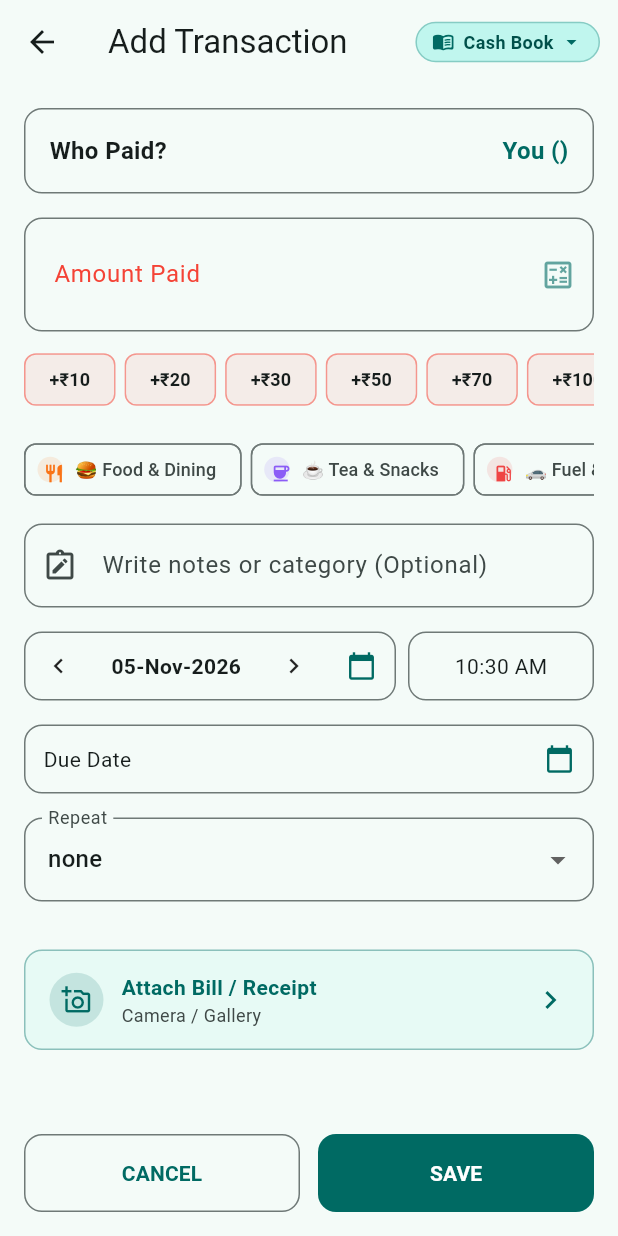
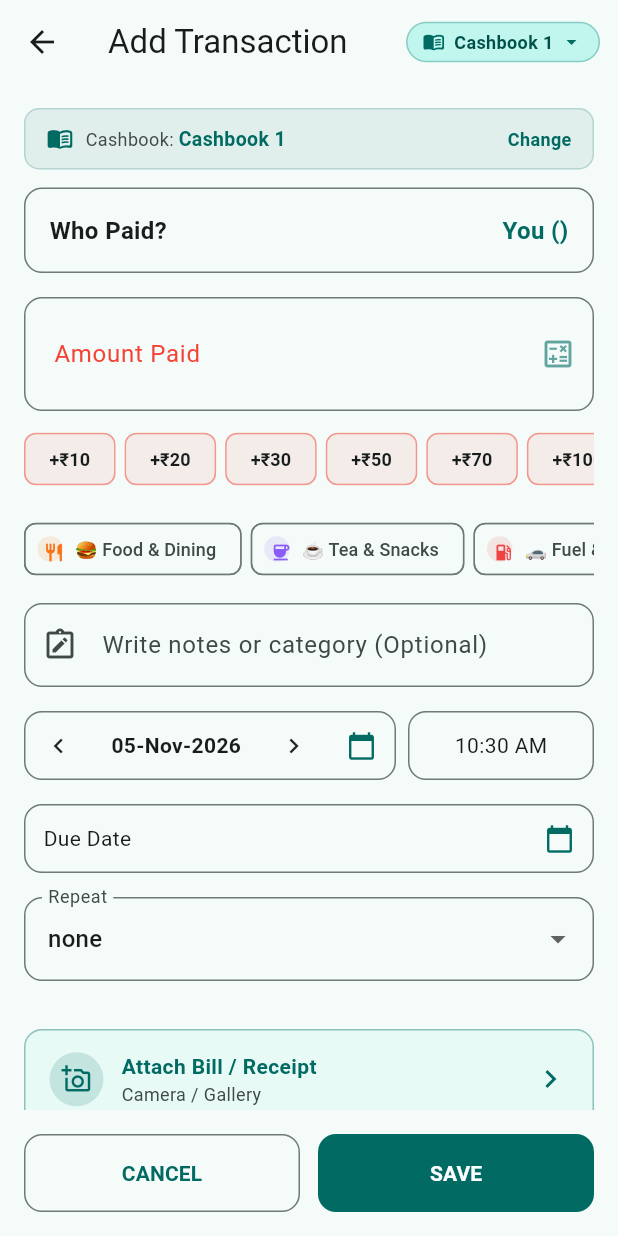
Before and after one commit to praveenkumars10/splitledger, a Flutter app: the AddTransactionPage screen opened directly, on a phone screen of 412 x 824 dp. Run offline on Flutter 3.47's test engine with Material 3 defaults, Android fonts, the phone set to English and light mode, and no system bars; our stand-ins replace cloud_firestore, firebase_auth, firebase_core, fl_chart, flutter_riverpod, google_sign_in and 4 more; accounts and stored records are empty.

Commit message:
feat: reset cashbooks to Cashbook 1, 2, 3, enforce strict cashbook isolation on entry, and add full reset option

```diff
--- a/lib/core/localization/app_strings.dart
+++ b/lib/core/localization/app_strings.dart
@@ -153,7 +153,8 @@ class AppStrings {
       'choose_gallery': 'Choose from Gallery',
       'receipt_attached': 'Receipt Attached',
       'booklet': 'Booklet / Cashbook',
-      'cash_book': 'Cash Book',
+      'cash_book': 'Cashbook 1',
+      'change': 'Change',
       'booklets': 'Cashbooks / Booklets',
       'active_booklet': 'Active Booklet',
       'switch_booklet': 'Switch Booklet',
@@ -479,7 +480,8 @@ class AppStrings {
       'choose_gallery': 'கேலரியில் இருந்து தேர்வு செய்',
       'receipt_attached': 'ரசீது இணைக்கப்பட்டது',
       'booklet': 'கையேடு / பணப் புத்தகம்',
-      'cash_book': 'கேஷ்புக்',
+      'cash_book': 'கேஷ்புக் 1',
+      'change': 'மாற்று',
       'booklets': 'கையேடுகள் / கணக்கு புத்தகங்கள்',
       'active_booklet': 'செயலில் உள்ள கையேடு',
       'switch_booklet': 'கையேட்டை மாற்று',
--- a/lib/features/booklet/widgets/booklet_selector_bar.dart
+++ b/lib/features/booklet/widgets/booklet_selector_bar.dart
@@ -544,7 +544,8 @@ class _CreateBookletDialogState extends ConsumerState<_CreateBookletDialog> {
   void initState() {
     super.initState();
     _startDate = DateTime.now();
-    _nameController.text = 'Cashbook - ${DateFormat('dd MMM').format(_startDate)}';
+    final booklets = ref.read(bookletsStreamProvider).asData?.value ?? [];
+    _nameController.text = 'Cashbook ${booklets.length + 1}';
   }
 
   @override
@@ -627,7 +628,9 @@ class _CreateBookletDialogState extends ConsumerState<_CreateBookletDialog> {
   Widget build(BuildContext context) {
     final language = ref.watch(languageControllerProvider);
 
-    final presets = ['Daily Cashbook', 'Trip', 'Project', 'Home Expense'];
+    final booklets = ref.watch(bookletsStreamProvider).asData?.value ?? [];
+    final nextNum = booklets.length + 1;
+    final presets = ['Cashbook $nextNum', 'Cashbook 1', 'Cashbook 2', 'Trip', 'Office'];
 
     return AlertDialog(
       shape: RoundedRectangleBorder(borderRadius: BorderRadius.circular(20)),
@@ -677,7 +680,11 @@ class _CreateBookletDialogState extends ConsumerState<_CreateBookletDialog> {
                   label: Text(p, style: const TextStyle(fontSize: 11)),
                   onPressed: () {
                     setState(() {
-                      _nameController.text = '$p - ${_dateFormat.format(_startDate)}';
+                      if (p.startsWith('Cashbook') || p == 'Office') {
+                        _nameController.text = p;
+                      } else {
+                        _nameController.text = '$p - ${_dateFormat.format(_startDate)}';
+                      }
                     });
                   },
                 );
--- a/lib/features/transactions/add_transaction_page.dart
+++ b/lib/features/transactions/add_transaction_page.dart
@@ -293,7 +293,9 @@ class _AddTransactionPageState extends ConsumerState<AddTransactionPage> {
         recurrence: _selectedRecurrence,
         recurrenceEndDate: _recurrenceEndDate,
         nextOccurrence: _selectedRecurrence == RecurrenceInterval.none ? null : TransactionModel.calculateNextOccurrence(_selectedDate, _selectedRecurrence),
-        bookletId: ref.read(activeBookletProvider)?.id ?? widget.transaction?.bookletId,
+        bookletId: ref.read(activeBookletProvider)?.id ??
+            ref.read(bookletsStreamProvider).asData?.value.firstOrNull?.id ??
+            widget.transaction?.bookletId,
       );
 
       if (_isEditing) {
@@ -317,6 +319,7 @@ class _AddTransactionPageState extends ConsumerState<AddTransactionPage> {
     final household = ref.watch(currentHouseholdProvider).asData?.value;
     final currentUser = ref.watch(authStateChangesProvider).asData?.value;
     final language = ref.watch(languageControllerProvider);
+    final activeBooklet = ref.watch(activeBookletProvider);
 
     if (!_initialized && household != null && currentUser != null) {
       _selectedUser = household.members.where((m) => m.uid == currentUser.uid).firstOrNull;
@@ -346,6 +349,49 @@ class _AddTransactionPageState extends ConsumerState<AddTransactionPage> {
               child: Column(
                 crossAxisAlignment: CrossAxisAlignment.stretch,
                 children: [
+                  // Cashbook Indicator
+                  Container(
+                    margin: const EdgeInsets.only(bottom: 12),
+                    padding: const EdgeInsets.symmetric(horizontal: 14, vertical: 10),
+                    decoration: BoxDecoration(
+                      color: Theme.of(context).colorScheme.primary.withValues(alpha: 0.08),
+                      borderRadius: BorderRadius.circular(10),
+                      border: Border.all(color: Theme.of(context).colorScheme.primary.withValues(alpha: 0.2)),
+                    ),
+                    child: Row(
+                      children: [
+                        Icon(Icons.menu_book_rounded, size: 18, color: Theme.of(context).colorScheme.primary),
+                        const SizedBox(width: 8),
+                        Text(
+                          'Cashbook: ',
+                          style: TextStyle(fontSize: 12, color: Theme.of(context).colorScheme.onSurfaceVariant),
+                        ),
+                        Expanded(
+                          child: Text(
+                            activeBooklet?.name ?? 'Cashbook 1',
+                            style: TextStyle(
+                              fontSize: 13,
+                              fontWeight: FontWeight.bold,
+                              color: Theme.of(context).colorScheme.primary,
+                            ),
+                            overflow: TextOverflow.ellipsis,
+                          ),
+                        ),
+                        InkWell(
+                          onTap: () => showBookletSwitchSheet(context),
+                          child: Text(
+                            AppStrings.tr(language, 'change'),
+                            style: TextStyle(
+                              fontSize: 12,
+                              fontWeight: FontWeight.bold,
+                              color: Theme.of(context).colorScheme.primary,
+                            ),
+                          ),
+                        ),
+                      ],
+                    ),
+                  ),
+
                   // User selection
                   Container(
                     padding: const EdgeInsets.symmetric(horizontal: 16, vertical: 16),
--- a/lib/features/transactions/quick_add_bottom_sheet.dart
+++ b/lib/features/transactions/quick_add_bottom_sheet.dart
@@ -130,7 +130,8 @@ class _QuickAddBottomSheetState extends ConsumerState<QuickAddBottomSheet> {
         date: DateTime.now(),
         type: _type,
         createdAt: DateTime.now(),
-        bookletId: ref.read(activeBookletProvider)?.id,
+        bookletId: ref.read(activeBookletProvider)?.id ??
+            ref.read(bookletsStreamProvider).asData?.value.firstOrNull?.id,
       );
 
       await ref.read(transactionRepositoryProvider).addTransaction(household.id, tx);
--- a/lib/features/wallet/wallet_repository.dart
+++ b/lib/features/wallet/wallet_repository.dart
@@ -72,7 +72,7 @@ class WalletRepository {
 
         if (!snap.exists) {
           await bookletRef.set({
-            'name': 'Cash Book',
+            'name': 'Cashbook 1',
             'startDate': Timestamp.now(),
             'createdByUid': uid,
             'createdByName': userName ?? 'Member',
--- a/lib/models/deleted_audit_item_model.dart
+++ b/lib/models/deleted_audit_item_model.dart
@@ -93,7 +93,7 @@ class DeletedAuditItemModel {
       bookletId: transaction.bookletId,
       bookletName: (bookletName != null && bookletName.trim().isNotEmpty)
           ? bookletName.trim()
-          : 'Cash Book',
+          : 'Cashbook 1',
       originalTransactionId: transaction.id,
       amount: transaction.amount,
       category: transaction.category,
@@ -199,7 +199,7 @@ class DeletedAuditItemModel {
       deletedByName: map['deletedByName'] ?? 'Unknown Member',
       deletedAt: parseDate(map['deletedAt']),
       bookletId: map['bookletId'],
-      bookletName: map['bookletName'] ?? 'Cash Book',
+      bookletName: map['bookletName'] ?? 'Cashbook 1',
       originalTransactionId: map['originalTransactionId'],
       amount: (map['amount'] as num?)?.toDouble(),
       category: map['category'],
```
Also changed, not shown: lib/features/booklet/booklet_repository.dart (+45 -2 lines), lib/features/household/household_repository.dart (+26 -2 lines), lib/features/settings/settings_page.dart (+6 -1 lines), 1 other file.
